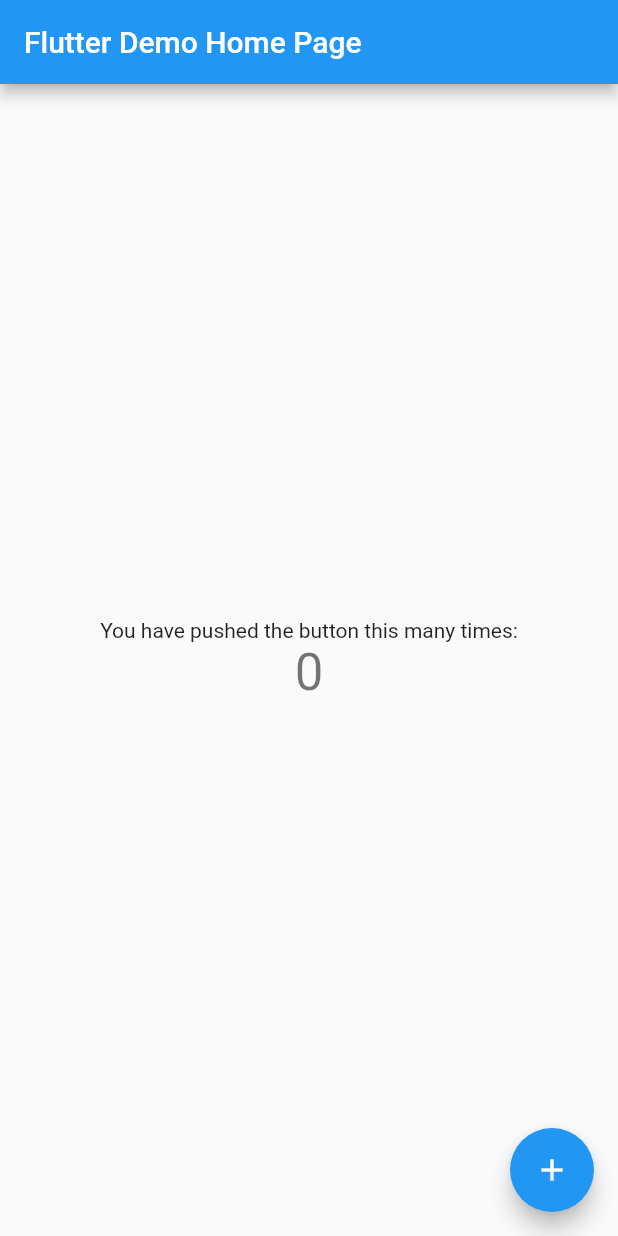
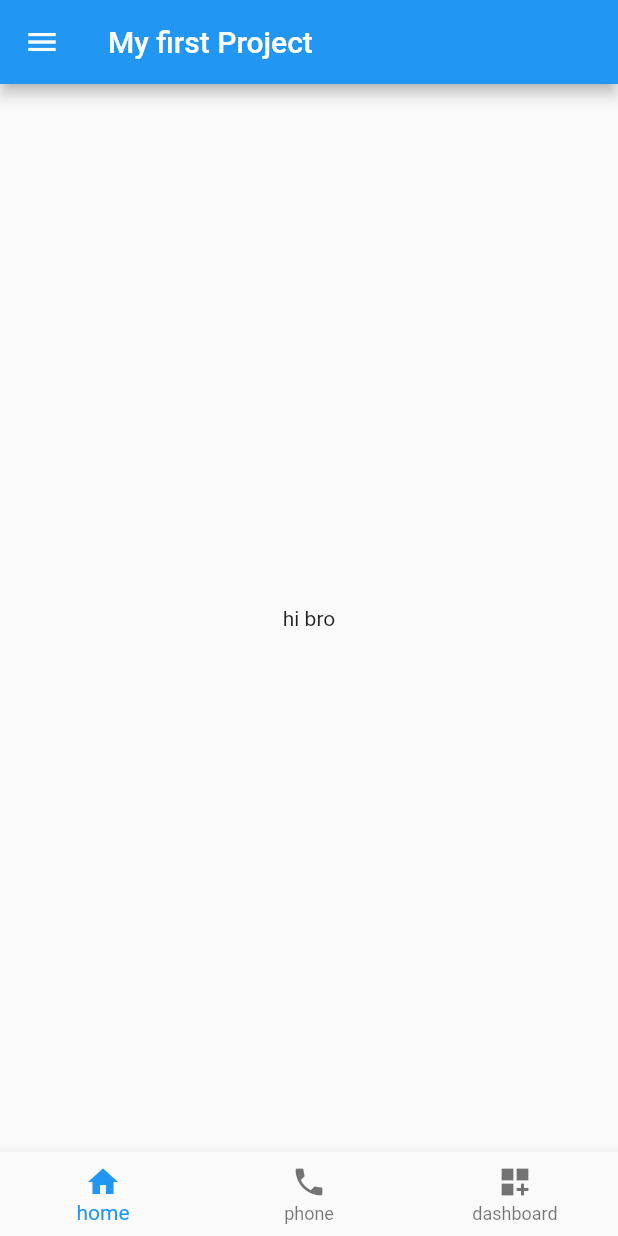
Before and after one commit to it-okay-but-not-okay/flutter-project, a Flutter app: the screen it shows after launch, on a phone screen of 412 x 824 dp. Run offline on Flutter 3.47's test engine with Material 2 defaults, Android fonts, the phone set to English and light mode, and no system bars.

Commit message:
Flutter_101

```diff
--- a/hello_world/lib/main.dart
+++ b/hello_world/lib/main.dart
@@ -1,113 +1,32 @@
+import 'package:flutter/cupertino.dart';
 import 'package:flutter/material.dart';
 
 void main() {
-  runApp(MyApp());
-}
-
-class MyApp extends StatelessWidget {
-  // This widget is the root of your application.
-  @override
-  Widget build(BuildContext context) {
-    return MaterialApp(
-      title: 'Flutter Demo',
-      theme: ThemeData(
-        // This is the theme of your application.
-        //
-        // Try running your application with "flutter run". You'll see the
-        // application has a blue toolbar. Then, without quitting the app, try
-        // changing the primarySwatch below to Colors.green and then invoke
-        // "hot reload" (press "r" in the console where you ran "flutter run",
-        // or simply save your changes to "hot reload" in a Flutter IDE).
-        // Notice that the counter didn't reset back to zero; the application
-        // is not restarted.
-        primarySwatch: Colors.blue,
-      ),
-      home: MyHomePage(title: 'Flutter Demo Home Page'),
-    );
-  }
-}
-
-class MyHomePage extends StatefulWidget {
-  MyHomePage({Key key, this.title}) : super(key: key);
-
-  // This widget is the home page of your application. It is stateful, meaning
-  // that it has a State object (defined below) that contains fields that affect
-  // how it looks.
-
-  // This class is the configuration for the state. It holds the values (in this
-  // case the title) provided by the parent (in this case the App widget) and
-  // used by the build method of the State. Fields in a Widget subclass are
-  // always marked "final".
-
-  final String title;
-
-  @override
-  _MyHomePageState createState() => _MyHomePageState();
-}
-
-class _MyHomePageState extends State<MyHomePage> {
-  int _counter = 0;
-
-  void _incrementCounter() {
-    setState(() {
-      // This call to setState tells the Flutter framework that something has
-      // changed in this State, which causes it to rerun the build method below
-      // so that the display can reflect the updated values. If we changed
-      // _counter without calling setState(), then the build method would not be
-      // called again, and so nothing would appear to happen.
-      _counter++;
-    });
-  }
-
-  @override
-  Widget build(BuildContext context) {
-    // This method is rerun every time setState is called, for instance as done
-    // by the _incrementCounter method above.
-    //
-    // The Flutter framework has been optimized to make rerunning build methods
-    // fast, so that you can just rebuild anything that needs updating rather
-    // than having to individually change instances of widgets.
-    return Scaffold(
+  runApp(MaterialApp(
+    home: Scaffold(
+      drawer: Drawer(child: (Text("Test Drawer"))),
       appBar: AppBar(
-        // Here we take the value from the MyHomePage object that was created by
-        // the App.build method, and use it to set our appbar title.
-        title: Text(widget.title),
+        title: Text("My first Project"),
       ),
       body: Center(
-        // Center is a layout widget. It takes a single child and positions it
-        // in the middle of the parent.
-        child: Column(
-          // Column is also a layout widget. It takes a list of children and
-          // arranges them vertically. By default, it sizes itself to fit its
-          // children horizontally, and tries to be as tall as its parent.
-          //
-          // Invoke "debug painting" (press "p" in the console, choose the
-          // "Toggle Debug Paint" action from the Flutter Inspector in Android
-          // Studio, or the "Toggle Debug Paint" command in Visual Studio Code)
-          // to see the wireframe for each widget.
-          //
-          // Column has various properties to control how it sizes itself and
-          // how it positions its children. Here we use mainAxisAlignment to
-          // center the children vertically; the main axis here is the vertical
-          // axis because Columns are vertical (the cross axis would be
-          // horizontal).
-          mainAxisAlignment: MainAxisAlignment.center,
-          children: <Widget>[
-            Text(
-              'You have pushed the button this many times:',
-            ),
-            Text(
-              '$_counter',
-              style: Theme.of(context).textTheme.headline4,
-            ),
-          ],
-        ),
+        child: Text("hi bro"),
       ),
-      floatingActionButton: FloatingActionButton(
-        onPressed: _incrementCounter,
-        tooltip: 'Increment',
-        child: Icon(Icons.add),
-      ), // This trailing comma makes auto-formatting nicer for build methods.
-    );
-  }
+      bottomNavigationBar: BottomNavigationBar(
+        items: [
+          BottomNavigationBarItem(
+            icon: Icon(Icons.home),
+            label: "home"
+          ),
+          BottomNavigationBarItem(
+            icon: Icon(Icons.phone),
+            label: "phone"
+          ),
+          BottomNavigationBarItem(
+            icon: Icon(Icons.dashboard_customize),
+            label: "dashboard"
+          ),
+        ],
+      ),
+    ),
+  ));
 }
```
Also changed, not shown: 1 other file.
